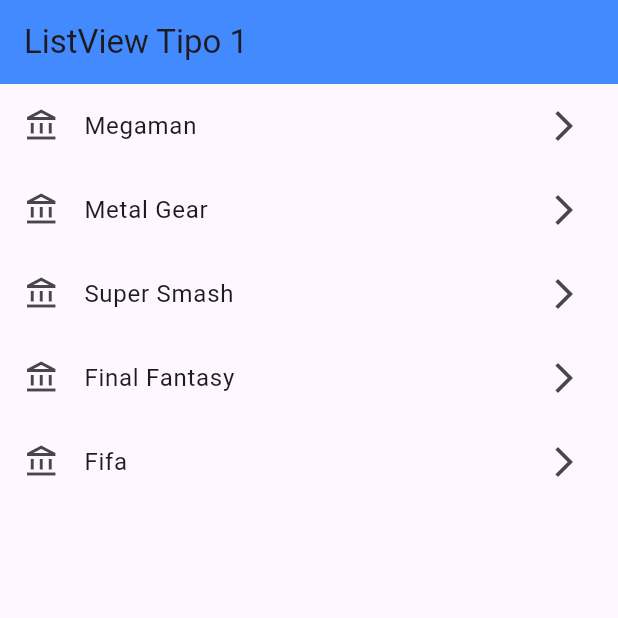
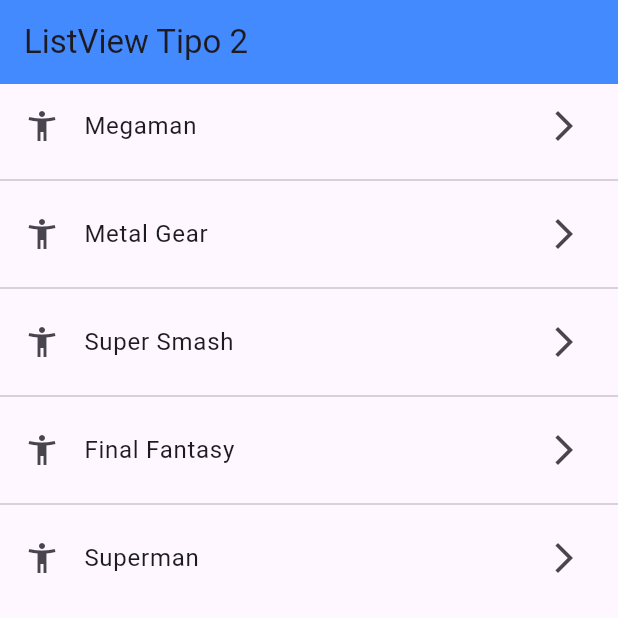
Before and after one commit to NormandoRamirezDelgado/flutter-6D, a Flutter app: the screen it shows after launch, on a phone screen of 412 x 824 dp, the top half of it. Run offline on Flutter 3.47's test engine with Material 3 defaults, Android fonts, the phone set to English and light mode, and no system bars.

Commit message:
ListView1 y ListView2

```diff
--- a/listview/lib/main.dart
+++ b/listview/lib/main.dart
@@ -1,6 +1,6 @@
 import 'package:flutter/material.dart';
 
-import 'screens/listview1_screen.dart';
+import 'screens/listview2_screen.dart';
 
 
 void main() => runApp(const MyApp());
@@ -13,7 +13,7 @@
     return MaterialApp(
       debugShowCheckedModeBanner: false,
       title: 'Material App',
-      home: ListView1Screen()
+      home: ListView2Screen()
     );
   }
 }
--- a/listview/lib/screens/listview1_screen.dart
+++ b/listview/lib/screens/listview1_screen.dart
@@ -7,7 +7,7 @@
     'Metal Gear',
     'Super Smash',
     'Final Fantasy',
-    'Fifa'
+    'Superman'
   ];
 
   const ListView1Screen({super.key});
@@ -24,17 +24,18 @@
 
           ...juegos.map(
             (game) => ListTile(
-              leading: Icon(Icons.account_balance_outlined),
+              leading: Icon(Icons.supervised_user_circle_rounded),
               title: Text(game),
-              trailing: Icon(Icons.arrow_forward_ios_outlined),
+              trailing: Icon(Icons.arrow_forward_ios_sharp),
             )
-          )
+          ),
+
+          Divider(),
 
           // ListTile(
-          //   leading: Icon(Icons.account_balance_outlined),
-          //   title: Text('Hola Mundo!!')
+          //   leading: Icon(Icons.access_time_rounded),
+          //   title: Text('Hola Mundo!'),
           // ),
-
         ],
       )
     );
--- /dev/null
+++ b/listview/lib/screens/listview2_screen.dart
@@ -0,0 +1,36 @@
+import 'package:flutter/material.dart';
+
+class ListView2Screen extends StatelessWidget {
+
+  final juegos = const [
+    'Megaman',
+    'Metal Gear',
+    'Super Smash',
+    'Final Fantasy',
+    'Superman',
+  ];
+
+  const ListView2Screen({super.key});
+
+  @override
+  Widget build(BuildContext context) {
+    return Scaffold(
+      appBar: AppBar(
+        backgroundColor: Colors.blueAccent,
+        title: Text('ListView Tipo 2'),
+      ),
+      body: ListView.separated(
+        itemCount: juegos.length,
+        itemBuilder: (context, index) => ListTile(
+          leading: Icon(Icons.accessibility_new_sharp),
+          title: Text(juegos[index]),
+          trailing: Icon(Icons.arrow_forward_ios),
+          onTap: () {
+            print(juegos[index]);
+          },
+        ),
+        separatorBuilder: (_, __) => Divider(),
+      )
+    );
+  }
+}
```
